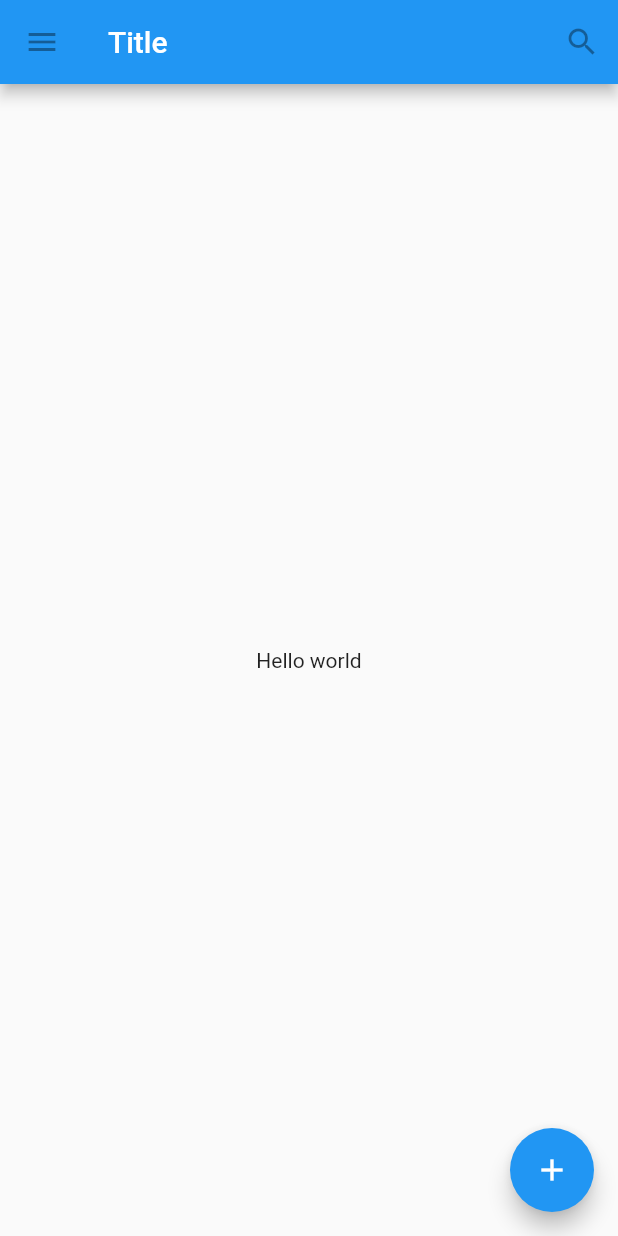
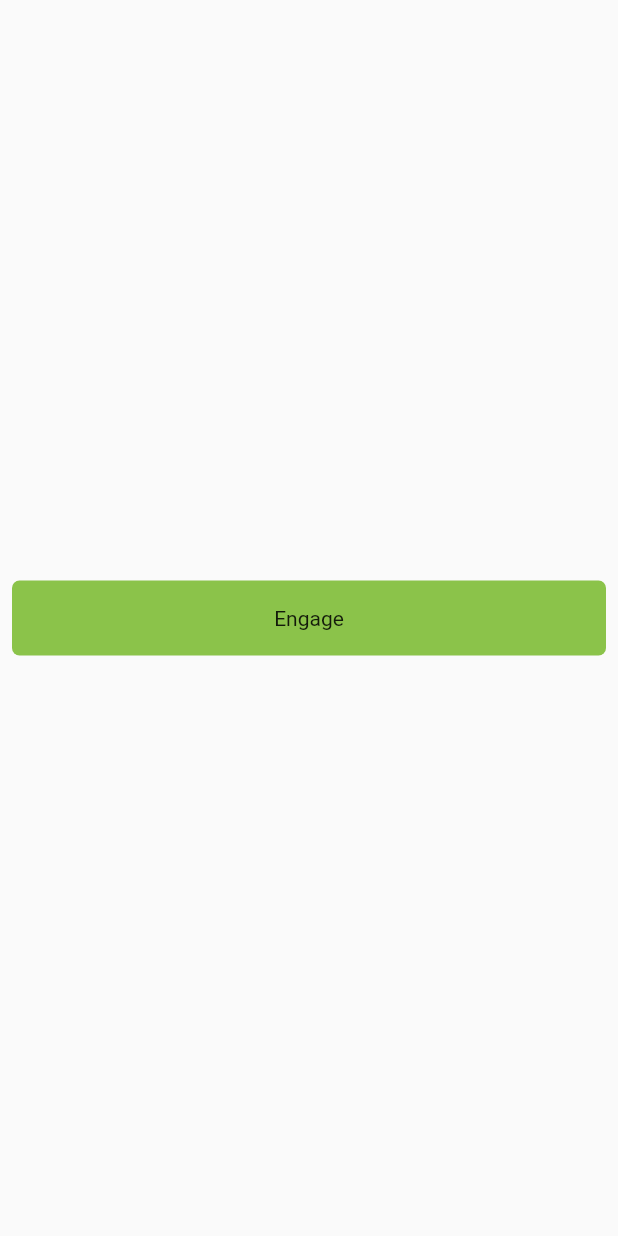
Before and after one commit to Lecoeuchee/OpenclassroomProject, a Flutter app: the screen it shows after launch, on a phone screen of 412 x 824 dp. Run offline on Flutter 3.47's test engine with Material 2 defaults, Android fonts, the phone set to English and light mode, and no system bars.

```diff
--- a/hello_world/lib/main.dart
+++ b/hello_world/lib/main.dart
@@ -1,43 +1,38 @@
 import 'package:flutter/material.dart';
+
+class MyButton extends StatelessWidget {
+  const MyButton({Key? key}) : super(key: key);
+
+  @override
+  Widget build(BuildContext context) {
+    return GestureDetector(
+      onTap: () {
+        print('MyButoon worked');
+      },
+      child: Container(
+        height: 50.0,
+        padding: const EdgeInsets.all(8.0),
+        margin: const EdgeInsets.symmetric(horizontal: 8.0),
+        decoration: BoxDecoration(
+          borderRadius: BorderRadius.circular(5.0),
+          color: Colors.lightGreen[500],
+        ),
+        child: const Center(
+          child: Text('Engage'),
+        ),
+      ),
+    );
+  }
+}
 
 void main(List<String> args) {
   runApp(
     const MaterialApp(
-      title: 'Flutter Tuto',
-      home: TutorialHome(),
+      home: Scaffold(
+        body: Center(
+          child: MyButton(),
+        ),
+      ),
     ),
   );
 }
-
-class TutorialHome extends StatelessWidget {
-  const TutorialHome({Key? key}) : super(key: key);
-
-  @override
-  Widget build(BuildContext context) {
-    return Scaffold(
-      appBar: AppBar(
-        leading: const IconButton(
-          onPressed: null,
-          icon: Icon(Icons.menu),
-          tooltip: 'Navigation menu',
-        ),
-        title: const Text('Title'),
-        actions: const [
-          IconButton(
-            onPressed: null,
-            icon: Icon(Icons.search),
-            tooltip: 'Search',
-          ),
-        ],
-      ),
-      body: const Center(
-        child: Text('Hello world'),
-      ),
-      floatingActionButton: const FloatingActionButton(
-        onPressed: null,
-        tooltip: 'Add',
-        child: Icon(Icons.add),
-      ),
-    );
-  }
-}
```
